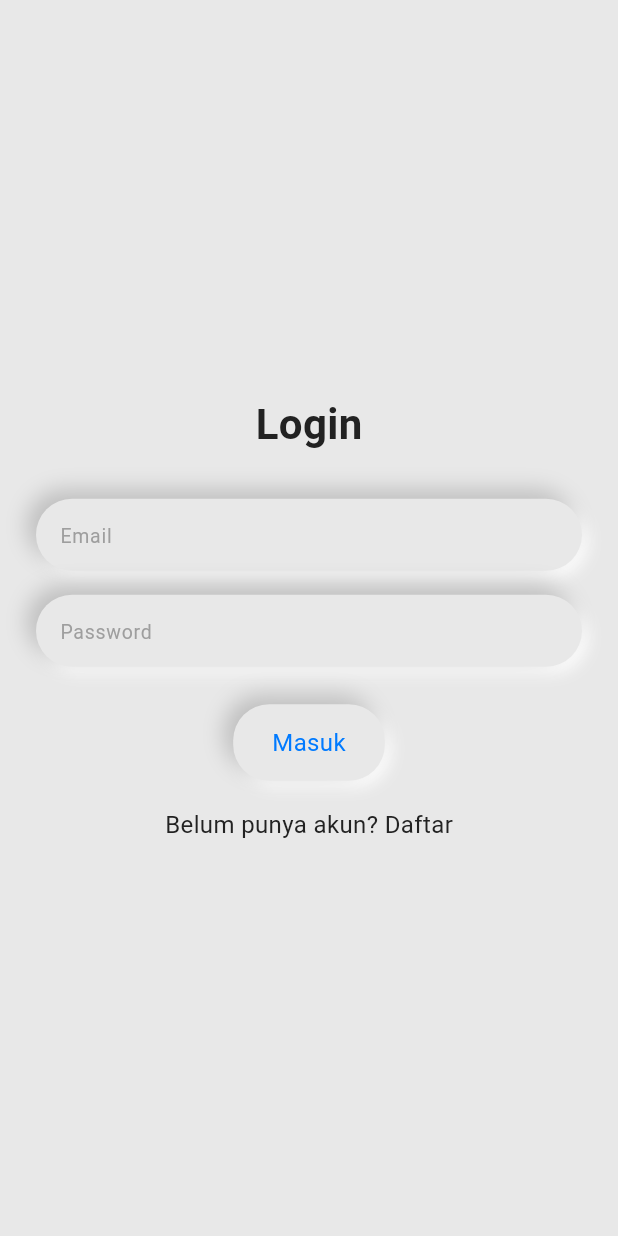
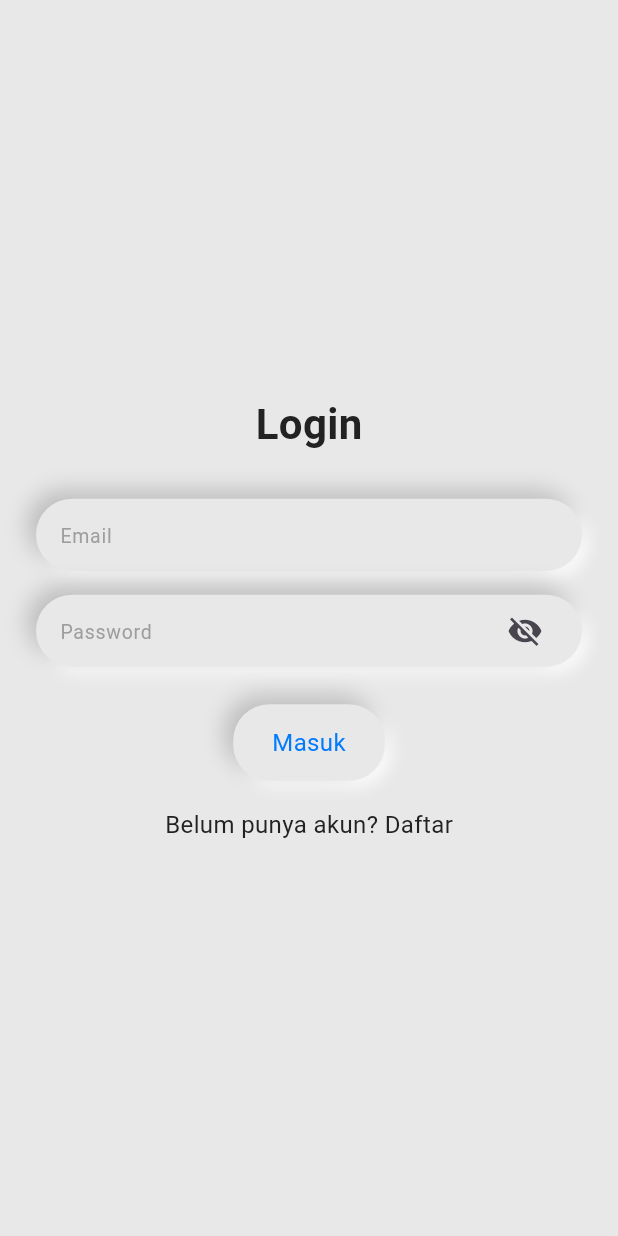
Before and after one commit to Abduldinata/project_flutter_todolist, a Flutter app: the screen it shows after launch, on a phone screen of 412 x 824 dp. Run offline on Flutter 3.47's test engine with Material 3 defaults, Android fonts, the light colour scheme and no system bars; our stand-ins replace get, get_storage, image_picker, supabase_flutter; accounts and stored records are empty.

Commit message:
fix password login input hide

```diff
--- a/lib/screens/auth/login_screen.dart
+++ b/lib/screens/auth/login_screen.dart
@@ -19,6 +19,7 @@ class _LoginScreenState extends State<LoginScreen> {
   final emailCtrl = TextEditingController();
   final passCtrl = TextEditingController();
   bool _isLoading = false;
+  bool _showPassword = false;
 
   Future<void> _login() async {
     setState(() => _isLoading = true);
@@ -57,11 +58,32 @@ class _LoginScreenState extends State<LoginScreen> {
               NeumorphicTextField(controller: emailCtrl, hint: "Email"),
               const SizedBox(height: 16),
 
-              NeumorphicTextField(
-                controller: passCtrl,
-                hint: "Password",
-                obscure: true,
+              Stack(
+                children: [
+                  NeumorphicTextField(
+                    controller: passCtrl,
+                    hint: "Password",
+                    obscure: !_showPassword,
+                  ),
+
+                  Positioned(
+                    right: 14,
+                    top: 0,
+                    bottom: 0,
+                    child: IconButton(
+                      icon: Icon(
+                        _showPassword ? Icons.visibility : Icons.visibility_off,
+                      ),
+                      onPressed: () {
+                        setState(() {
+                          _showPassword = !_showPassword;
+                        });
+                      },
+                    ),
+                  ),
+                ],
               ),
+
               const SizedBox(height: 25),
 
               _isLoading
```
